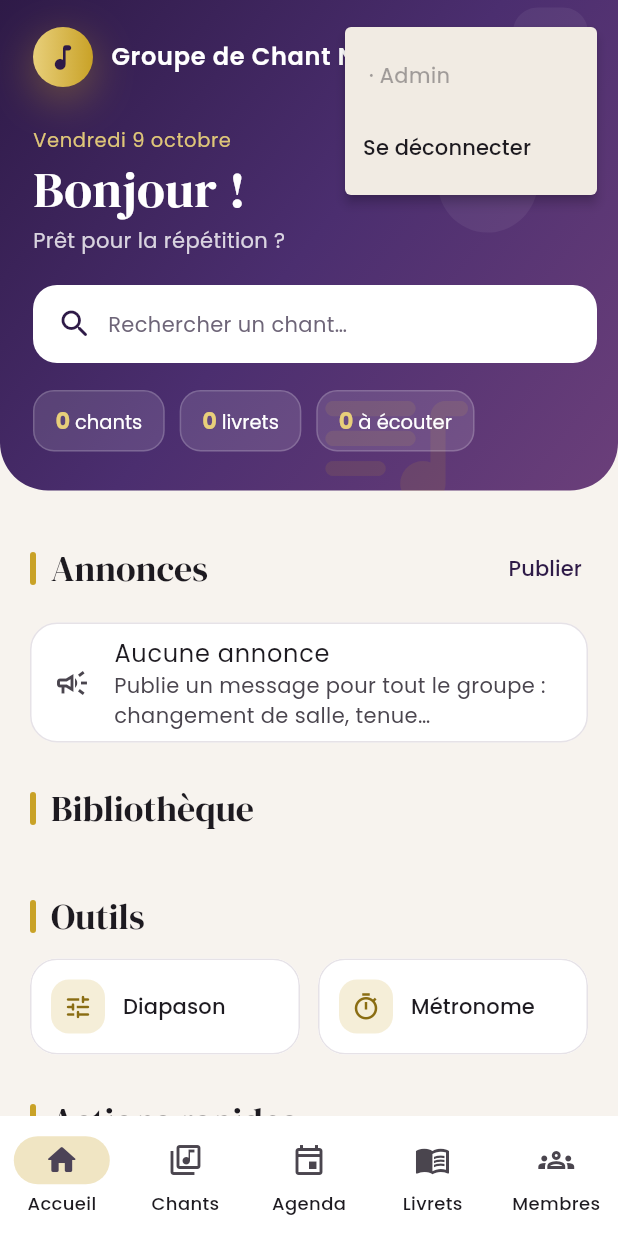
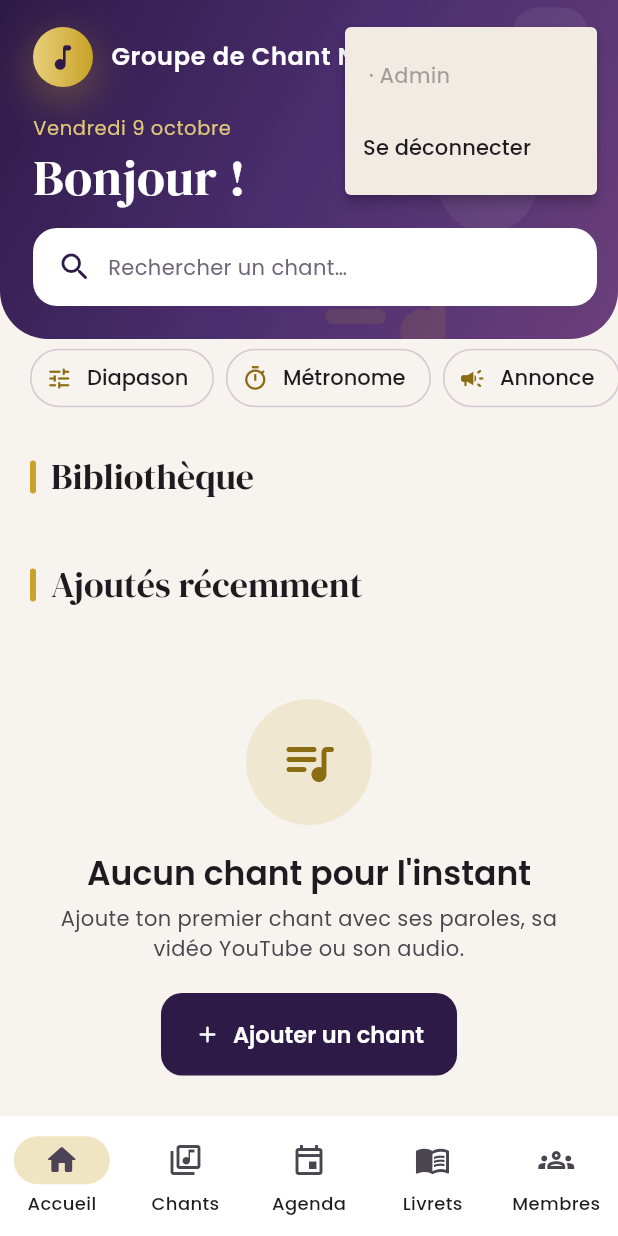
Before and after one commit to faazik11/appli-gdc, a Flutter app: the HomeScreen screen opened directly with empty values, after a tap on an icon or button, on a phone screen of 412 x 824 dp. Run offline on Flutter 3.47's test engine with Material 3 defaults, Android fonts, the phone set to English and light mode, and no system bars; our stand-ins replace file_picker, just_audio, supabase_flutter, wakelock_plus, youtube_player_iframe; missing offline and left inert: dart:js_interop, syncfusion_flutter_pdf, syncfusion_flutter_pdfviewer; accounts and stored records are empty; network calls fail.

Commit message:
Accueil allégé
- En-tête : bonjour + recherche (plus de compteurs ni sous-titre)
- Seulement le prochain événement et la dernière annonce
- Outils et actions rapides réunis en une ligne de raccourcis
- 3 derniers chants, plus de liste des derniers livrets
- Carte d'installation déplacée en bas

Co-Authored-By: Claude Opus 5.5 (1M context) <noreply@anthropic.com>
Claude-Session: https://claude.ai/code/session_01BzrsAERg9UiCPzLKpHdmy3

```diff
--- a/lib/screens/agenda_screen.dart
+++ b/lib/screens/agenda_screen.dart
@@ -294,7 +294,10 @@ class _NextEventsSectionState extends State<NextEventsSection> {
     final upcoming = data.upcoming;
     final rehearsal = upcoming.where((e) => e.isRehearsal).firstOrNull;
     final show = upcoming.where((e) => !e.isRehearsal).firstOrNull;
-    final items = [rehearsal, show].whereType<ChoirEvent>().toList()..sort((a, b) => a.startsAt.compareTo(b.startsAt));
+    // Accueil allégé : seulement le prochain événement.
+    final items = ([rehearsal, show].whereType<ChoirEvent>().toList()..sort((a, b) => a.startsAt.compareTo(b.startsAt)))
+        .take(1)
+        .toList();
     // Rappel : les autres événements des 3 prochaines semaines sans réponse.
     final soon = DateTime.now().add(const Duration(days: 21));
     final waiting = upcoming
@@ -302,8 +305,7 @@ class _NextEventsSectionState extends State<NextEventsSection> {
         .where((e) => e.participantOf(widget.profile.id)?.response == null)
         .length;
     return Column(crossAxisAlignment: CrossAxisAlignment.stretch, children: [
-      SectionHeader(rehearsal == null ? 'Agenda' : 'Prochaine répétition',
-          actionLabel: 'Agenda', onAction: widget.onOpenAgenda),
+      SectionHeader('À venir', actionLabel: 'Agenda', onAction: widget.onOpenAgenda),
       if (waiting > 0)
         Padding(
           padding: const EdgeInsets.fromLTRB(20, 0, 20, 12),
--- a/lib/screens/home_screen.dart
+++ b/lib/screens/home_screen.dart
@@ -392,6 +392,8 @@ class _HomeScreenState extends State<HomeScreen> {
 
   // ---------- Accueil ----------
 
+  final _announcementsKey = GlobalKey<AnnouncementsSectionState>();
+
   Widget _homeTab(bool wide) {
     final songsByCategory = <int, int>{};
     for (final s in _data.songs) {
@@ -417,14 +419,15 @@ class _HomeScreenState extends State<HomeScreen> {
         _hero(),
         ContentWidth(
           child: Column(crossAxisAlignment: CrossAxisAlignment.stretch, children: [
-            const InstallCard(),
-            AnnouncementsSection(profile: widget.profile, backend: _agenda),
             NextEventsSection(
               profile: widget.profile,
               backend: _agenda,
               onOpenAgenda: () => setState(() => _tab = _Tab.agenda),
               links: _links,
             ),
+            AnnouncementsSection(key: _announcementsKey, profile: widget.profile, backend: _agenda),
+            const SizedBox(height: 4),
+            _shortcuts(),
             const SectionHeader('Bibliothèque'),
             Padding(
               padding: const EdgeInsets.symmetric(horizontal: 20),
@@ -451,26 +454,6 @@ class _HomeScreenState extends State<HomeScreen> {
                     ),
               ]),
             ),
-            const SectionHeader('Outils'),
-            Padding(
-              padding: const EdgeInsets.symmetric(horizontal: 20),
-              child: Row(children: [
-                Expanded(child: _quickAction(Icons.tune_rounded, 'Diapason', () => _openTools(0))),
-                const SizedBox(width: 12),
-                Expanded(child: _quickAction(Icons.timer_outlined, 'Métronome', () => _openTools(1))),
-              ]),
-            ),
-            if (_canEdit) ...[
-              const SectionHeader('Actions rapides'),
-              Padding(
-                padding: const EdgeInsets.symmetric(horizontal: 20),
-                child: Wrap(spacing: 12, runSpacing: 12, children: [
-                  _quickAction(Icons.library_add_rounded, 'Ajouter un chant', () => _openSongForm()),
-                  _quickAction(Icons.auto_stories_rounded, 'Créer un livret', () => _openBookletEditor()),
-                  _quickAction(Icons.upload_file_rounded, 'Importer un livret', _importBooklet),
-                ]),
-              ),
-            ],
             SectionHeader(
               'Ajoutés récemment',
               actionLabel: _data.songs.isEmpty ? null : 'Tout voir',
@@ -494,30 +477,15 @@ class _HomeScreenState extends State<HomeScreen> {
               Padding(
                 padding: const EdgeInsets.symmetric(horizontal: 20),
                 child: Column(children: [
-                  for (final s in recent.take(5))
+                  for (final s in recent.take(3))
                     Padding(
                       padding: const EdgeInsets.only(bottom: 10),
                       child: SongCard(song: s, category: _categoryOf(s), onTap: () => _openSong(s)),
                     ),
                 ]),
               ),
-            if (_data.booklets.isNotEmpty) ...[
-              SectionHeader('Derniers livrets',
-                  actionLabel: 'Tout voir', onAction: () => setState(() => _tab = _Tab.booklets)),
-              SizedBox(
-                height: 170,
-                child: ListView.separated(
-                  padding: const EdgeInsets.symmetric(horizontal: 20),
-                  scrollDirection: Axis.horizontal,
-                  itemCount: _data.booklets.length.clamp(0, 8),
-                  separatorBuilder: (_, __) => const SizedBox(width: 12),
-                  itemBuilder: (_, i) => SizedBox(
-                    width: 230,
-                    child: BookletCard(booklet: _data.booklets[i], onTap: () => _openBooklet(_data.booklets[i])),
-                  ),
-                ),
-              ),
-            ],
+            const SizedBox(height: 8),
+            const InstallCard(),
           ]),
         ),
       ]),
@@ -545,7 +513,7 @@ class _HomeScreenState extends State<HomeScreen> {
         ),
         ContentWidth(
           child: Padding(
-            padding: const EdgeInsets.fromLTRB(22, 18, 14, 26),
+            padding: const EdgeInsets.fromLTRB(22, 18, 14, 22),
             child: Column(crossAxisAlignment: CrossAxisAlignment.start, children: [
               Row(children: [
                 const AppLogo(size: 40),
@@ -566,23 +534,14 @@ class _HomeScreenState extends State<HomeScreen> {
                   child: Avatar(widget.profile.fullName, radius: 20),
                 ),
               ]),
-              const SizedBox(height: 26),
+              const SizedBox(height: 18),
               Text(_capitalize(today),
                   style: TextStyle(fontFamily: 'Poppins', color: AppColors.goldLight.withValues(alpha: 0.95), fontSize: 13, letterSpacing: 0.4)),
               const SizedBox(height: 4),
               Text(firstName.isEmpty ? 'Bonjour !' : 'Bonjour $firstName',
                   style: const TextStyle(fontFamily: 'DMSerifDisplay', color: Colors.white, fontSize: 34, height: 1.1)),
-              const SizedBox(height: 6),
-              Text('Prêt pour la répétition ?',
-                  style: TextStyle(fontFamily: 'Poppins', color: Colors.white.withValues(alpha: 0.8), fontSize: 14)),
-              const SizedBox(height: 20),
+              const SizedBox(height: 16),
               _searchLauncher(),
-              const SizedBox(height: 18),
-              Wrap(spacing: 10, runSpacing: 10, children: [
-                _stat('${_data.songs.length}', 'chants'),
-                _stat('${_data.booklets.length}', 'livrets'),
-                _stat('${_data.songs.where((s) => s.hasYoutube || s.hasAudio).length}', 'à écouter'),
-              ]),
             ]),
           ),
         ),
@@ -607,43 +566,29 @@ class _HomeScreenState extends State<HomeScreen> {
         ),
       );
 
-  Widget _stat(String value, String label) => Container(
-        padding: const EdgeInsets.symmetric(horizontal: 14, vertical: 8),
-        decoration: BoxDecoration(
-          color: Colors.white.withValues(alpha: 0.12),
-          borderRadius: BorderRadius.circular(14),
-          border: Border.all(color: Colors.white.withValues(alpha: 0.18)),
-        ),
-        child: RichText(
-          text: TextSpan(children: [
-            TextSpan(
-                text: '$value ',
-                style: const TextStyle(fontFamily: 'Poppins', color: AppColors.goldLight, fontWeight: FontWeight.w700, fontSize: 15)),
-            TextSpan(text: label, style: const TextStyle(fontFamily: 'Poppins', color: Colors.white, fontSize: 13)),
-          ]),
-        ),
-      );
-
-  Widget _quickAction(IconData icon, String label, VoidCallback onTap) {
-    final theme = Theme.of(context);
+  /// Raccourcis compacts : outils pour tous, actions du chef de chœur en plus.
+  Widget _shortcuts() {
+    final items = <(IconData, String, VoidCallback)>[
+      (Icons.tune_rounded, 'Diapason', () => _openTools(0)),
+      (Icons.timer_outlined, 'Métronome', () => _openTools(1)),
+      if (_canEdit) ...[
+        (Icons.campaign_rounded, 'Annonce', () => _announcementsKey.currentState?.write()),
+        (Icons.library_add_rounded, 'Ajouter un chant', () => _openSongForm()),
+        (Icons.auto_stories_rounded, 'Créer un livret', () => _openBookletEditor()),
+        (Icons.upload_file_rounded, 'Importer un livret', _importBooklet),
+      ],
+    ];
     return SizedBox(
-      width: 200,
-      child: Card(
-        clipBehavior: Clip.antiAlias,
-        child: InkWell(
-          onTap: onTap,
-          child: Padding(
-            padding: const EdgeInsets.all(14),
-            child: Row(children: [
-              Container(
-                padding: const EdgeInsets.all(8),
-                decoration: BoxDecoration(color: AppColors.gold.withValues(alpha: 0.18), borderRadius: BorderRadius.circular(12)),
-                child: Icon(icon, color: theme.colorScheme.tertiary, size: 20),
-              ),
-              const SizedBox(width: 12),
-              Expanded(child: Text(label, style: theme.textTheme.labelLarge)),
-            ]),
-          ),
+      height: 44,
+      child: ListView.separated(
+        padding: const EdgeInsets.symmetric(horizontal: 20),
+        scrollDirection: Axis.horizontal,
+        itemCount: items.length,
+        separatorBuilder: (_, __) => const SizedBox(width: 8),
+        itemBuilder: (_, i) => ActionChip(
+          avatar: Icon(items[i].$1, size: 18, color: Theme.of(context).colorScheme.tertiary),
+          label: Text(items[i].$2),
+          onPressed: items[i].$3,
         ),
       ),
     );
--- a/lib/widgets/announcements.dart
+++ b/lib/widgets/announcements.dart
@@ -14,10 +14,10 @@ class AnnouncementsSection extends StatefulWidget {
   const AnnouncementsSection({super.key, required this.profile, required this.backend});
 
   @override
-  State<AnnouncementsSection> createState() => _AnnouncementsSectionState();
+  State<AnnouncementsSection> createState() => AnnouncementsSectionState();
 }
 
-class _AnnouncementsSectionState extends State<AnnouncementsSection> {
+class AnnouncementsSectionState extends State<AnnouncementsSection> {
   List<Announcement>? _items;
   Map<String, String> _names = const {};
   bool _showAll = false;
@@ -41,7 +41,8 @@ class _AnnouncementsSectionState extends State<AnnouncementsSection> {
     }
   }
 
-  Future<void> _write() async {
+  /// Écrire une annonce (aussi accessible depuis les raccourcis de l'accueil).
+  Future<void> write() async {
     final controller = TextEditingController();
     final body = await showDialog<String>(
       context: context,
@@ -89,25 +90,14 @@ class _AnnouncementsSectionState extends State<AnnouncementsSection> {
   Widget build(BuildContext context) {
     final items = _items;
     final editor = widget.profile.isEditor;
-    if (items == null || (items.isEmpty && !editor)) return const SizedBox.shrink();
+    // Accueil allégé : seulement la dernière annonce, les autres sur demande.
+    if (items == null || items.isEmpty) return const SizedBox.shrink();
     final theme = Theme.of(context);
-    final shown = _showAll ? items : items.take(2).toList();
+    final shown = _showAll ? items : items.take(1).toList();
     return Column(crossAxisAlignment: CrossAxisAlignment.stretch, children: [
-      SectionHeader('Annonces',
-          actionLabel: editor ? 'Publier' : (items.length > 2 && !_showAll ? 'Tout voir' : null),
-          onAction: editor ? _write : () => setState(() => _showAll = true)),
-      if (items.isEmpty)
-        Padding(
-          padding: const EdgeInsets.symmetric(horizontal: 20),
-          child: Card(
-            child: ListTile(
-              leading: const Icon(Icons.campaign_outlined),
-              title: const Text('Aucune annonce'),
-              subtitle: const Text('Publie un message pour tout le groupe : changement de salle, tenue…'),
-              onTap: _write,
-            ),
-          ),
-        ),
+      SectionHeader('Annonce',
+          actionLabel: items.length > 1 && !_showAll ? 'Voir les ${items.length}' : null,
+          onAction: () => setState(() => _showAll = true)),
       for (final a in shown)
         Padding(
           padding: const EdgeInsets.fromLTRB(20, 0, 20, 10),
```
